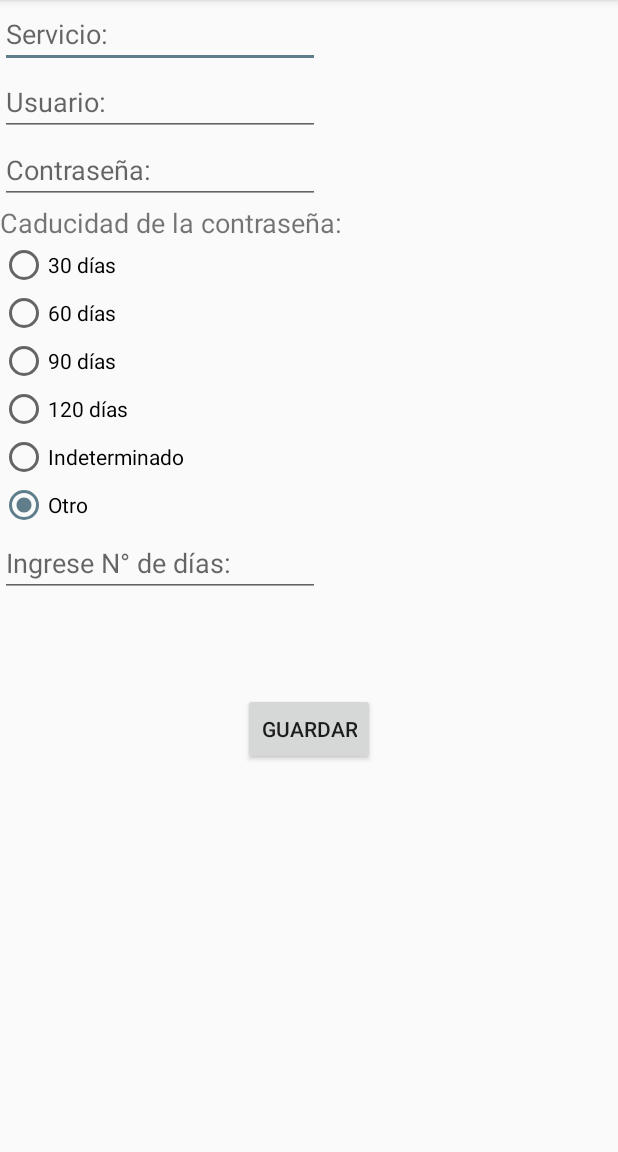
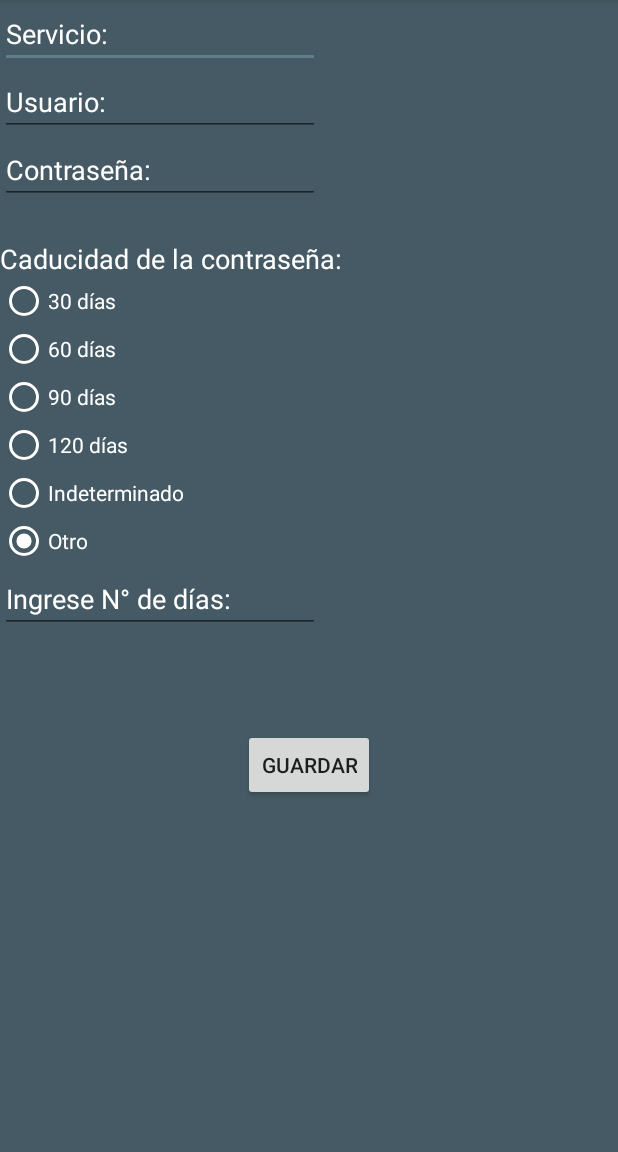
Before and after one commit to HectorSalo/datosSeguros, an Android app: the EditarContrasenaFragment screen opened directly, with no data from a screen before it, on a phone screen of 412 x 824 dp, the part 84-1236 px from its top. Run offline under Robolectric (Android 15) with nearby library versions, the phone set to English and light mode, and no system bars; our stand-ins replace Firebase (no records; nobody signed in at launch, a user with empty details on screens opened directly); Roboto replaces fonts that are not available here; 6 statements that could not run were skipped.

Commit message:
V.1.0.25

```diff
--- a/app/src/main/java/com/example/datossegurosFirebaseFinal/Adpatadores/ContrasenaAdapter.java
+++ b/app/src/main/java/com/example/datossegurosFirebaseFinal/Adpatadores/ContrasenaAdapter.java
@@ -63,7 +63,7 @@ public class ContrasenaAdapter extends RecyclerView.Adapter<ContrasenaAdapter.Vi
         if (listContrasena.get(i).getVencimiento() == 0) {
             viewHolderContrasena.vencimiento.setText("Sin fecha de vencimiento");
         } else {
-            viewHolderContrasena.vencimiento.setText(String.valueOf(listContrasena.get(i).getVencimiento()));
+            viewHolderContrasena.vencimiento.setText(String.valueOf(listContrasena.get(i).getVencimiento()) + " días");
         }
 
         viewHolderContrasena.menu.setOnClickListener(new View.OnClickListener() {
--- a/app/src/main/res/layout/cardview_notas.xml
+++ b/app/src/main/res/layout/cardview_notas.xml
@@ -1,12 +1,12 @@
 <?xml version="1.0" encoding="utf-8"?>
-<androidx.constraintlayout.widget.ConstraintLayout
+<RelativeLayout
     xmlns:android="http://schemas.android.com/apk/res/android"
     xmlns:app="http://schemas.android.com/apk/res-auto"
     android:layout_width="match_parent"
     android:layout_height="match_parent">
 
     <androidx.cardview.widget.CardView
-        android:layout_width="0dp"
+        android:layout_width="match_parent"
         android:layout_height="wrap_content"
         android:layout_marginStart="8dp"
         android:layout_marginTop="8dp"
@@ -65,4 +65,4 @@
             android:textSize="18dp" />
     </androidx.cardview.widget.CardView>
 
-</androidx.constraintlayout.widget.ConstraintLayout>
+</RelativeLayout>
--- a/app/src/main/res/layout/fragment_add_cuentas.xml
+++ b/app/src/main/res/layout/fragment_add_cuentas.xml
@@ -34,7 +34,8 @@
             android:layout_height="wrap_content"
             android:ems="10"
             android:hint="@string/numeroCuenta"
-            android:inputType="number" />
+            android:inputType="number"
+            android:maxLength="20"/>
 
         <EditText
             android:id="@+id/etCedulaCuenta"
@@ -50,7 +51,8 @@
             android:layout_height="wrap_content"
             android:ems="10"
             android:hint="@string/telefono"
-            android:inputType="number" />
+            android:inputType="number"
+            android:maxLength="11"/>
 
         <TextView
             android:id="@+id/etTipo"
--- a/app/src/main/res/layout/fragment_add_tarjeta.xml
+++ b/app/src/main/res/layout/fragment_add_tarjeta.xml
@@ -26,7 +26,8 @@
             android:layout_height="wrap_content"
             android:ems="10"
             android:hint="@string/numeroTarjeta"
-            android:inputType="number" />
+            android:inputType="number"
+            android:maxLength="16"/>
 
         <EditText
             android:id="@+id/etnumeroCVV"
@@ -34,7 +35,8 @@
             android:layout_height="wrap_content"
             android:ems="10"
             android:hint="@string/numeroCVV"
-            android:inputType="number" />
+            android:inputType="number"
+            android:maxLength="3"/>
 
         <EditText
             android:id="@+id/etCedulaTarjeta"
--- a/app/src/main/res/layout/fragment_editar_contrasena.xml
+++ b/app/src/main/res/layout/fragment_editar_contrasena.xml
@@ -3,7 +3,8 @@
     xmlns:tools="http://schemas.android.com/tools"
     android:layout_width="match_parent"
     android:layout_height="match_parent"
-    tools:context=".FragmentsEditar.EditarContrasenaFragment">
+    tools:context=".FragmentsEditar.EditarContrasenaFragment"
+    android:background="#455A64">
 
     <LinearLayout
         android:layout_width="match_parent"
@@ -17,7 +18,9 @@
             android:layout_height="wrap_content"
             android:ems="10"
             android:hint="@string/servicio"
-            android:inputType="textPersonName" />
+            android:inputType="textPersonName"
+            android:textColor="#fff"
+            android:textColorHint="#fff"/>
 
         <EditText
             android:id="@+id/etUsuarioEditar"
@@ -25,7 +28,9 @@
             android:layout_height="wrap_content"
             android:ems="10"
             android:hint="@string/usuario"
-            android:inputType="textPersonName" />
+            android:inputType="textPersonName"
+            android:textColor="#fff"
+            android:textColorHint="#fff"/>
 
         <EditText
             android:id="@+id/etContrasenaEditar"
@@ -33,14 +38,19 @@
             android:layout_height="wrap_content"
             android:ems="10"
             android:hint="@string/contrasena"
-            android:inputType="textPersonName" />
+            android:inputType="textPersonName"
+            android:textColor="#fff"
+            android:textColorHint="#fff"/>
 
         <TextView
             android:id="@+id/textView2"
             android:layout_width="wrap_content"
             android:layout_height="wrap_content"
             android:text="@string/caducidad"
-            android:textSize="18dp" />
+            android:textSize="18dp"
+            android:paddingTop="24dp"
+            android:textColor="#fff"
+            android:textColorHint="#fff"/>
 
         <RadioGroup
             android:id="@+id/radioDiasEditar"
@@ -52,42 +62,57 @@
                 android:layout_width="wrap_content"
                 android:layout_height="wrap_content"
                 android:layout_weight="1"
-                android:text="@string/treinta" />
+                android:buttonTint="#fff"
+                android:text="@string/treinta"
+
+                android:textColor="#fff"
+                android:textColorHighlight="#fff"
+                android:textColorLink="@color/colorAccent" />
 
             <RadioButton
                 android:id="@+id/radioButton60Editar"
                 android:layout_width="wrap_content"
                 android:layout_height="wrap_content"
                 android:layout_weight="1"
-                android:text="@string/sesenta" />
+                android:buttonTint="#fff"
+                android:text="@string/sesenta"
+                android:textColor="#fff" />
 
             <RadioButton
                 android:id="@+id/radioButton90Editar"
                 android:layout_width="wrap_content"
                 android:layout_height="wrap_content"
                 android:layout_weight="1"
-                android:text="@string/noventa" />
+                android:buttonTint="#fff"
+                android:text="@string/noventa"
+                android:textColor="#fff" />
 
             <RadioButton
                 android:id="@+id/radioButton120Editar"
                 android:layout_width="wrap_content"
                 android:layout_height="wrap_content"
                 android:layout_weight="1"
-                android:text="@string/cientoVeinte" />
+                android:buttonTint="#fff"
+                android:text="@string/cientoVeinte"
+                android:textColor="#fff" />
 
             <RadioButton
                 android:id="@+id/radioButtonIndeterminadoEditar"
                 android:layout_width="wrap_content"
                 android:layout_height="wrap_content"
                 android:layout_weight="1"
-                android:text="@string/indeterminado" />
+                android:buttonTint="#fff"
+                android:text="@string/indeterminado"
+                android:textColor="#fff" />
 
             <RadioButton
                 android:id="@+id/radioButtonOtroEditar"
                 android:layout_width="wrap_content"
                 android:layout_height="wrap_content"
                 android:layout_weight="1"
-                android:text="@string/otro" />
+                android:buttonTint="#fff"
+                android:text="@string/otro"
+                android:textColor="#fff" />
         </RadioGroup>
 
         <EditText
@@ -97,7 +122,9 @@
             android:ems="10"
             android:hint="@string/ingreseTiempo"
             android:inputType="number"
-            android:visibility="gone" />
+            android:visibility="gone"
+            android:textColor="#fff"
+            android:textColorHint="#fff"/>
 
         <Button
             android:id="@+id/editarContrasena"
--- a/app/src/main/res/values/styles.xml
+++ b/app/src/main/res/values/styles.xml
@@ -9,7 +9,7 @@
     </style>
 
     <style name="etiqueta">
-        <item name="android:textColor">@color/colorAccent</item>
+        <item name="android:textColor">#fff</item>
     </style>
 
 </resources>
```
Also changed, not shown: app/src/main/res/drawable/fondo_contrasena.xml (added, +8 -0 lines), app/src/main/res/layout/activity_main.xml (+16 -15 lines), app/src/main/res/layout/cardview_banco.xml (+4 -6 lines), app/src/main/res/layout/cardview_contrasena.xml (+6 -7 lines), app/src/main/res/layout/cardview_tdc.xml (+4 -4 lines), app/src/main/res/layout/fragment_editar_cuentas.xml (+29 -9 lines), app/src/main/res/layout/fragment_editar_nota.xml (+11 -5 lines), app/src/main/res/layout/fragment_editar_tarjeta.xml (+32 -10 lines).
